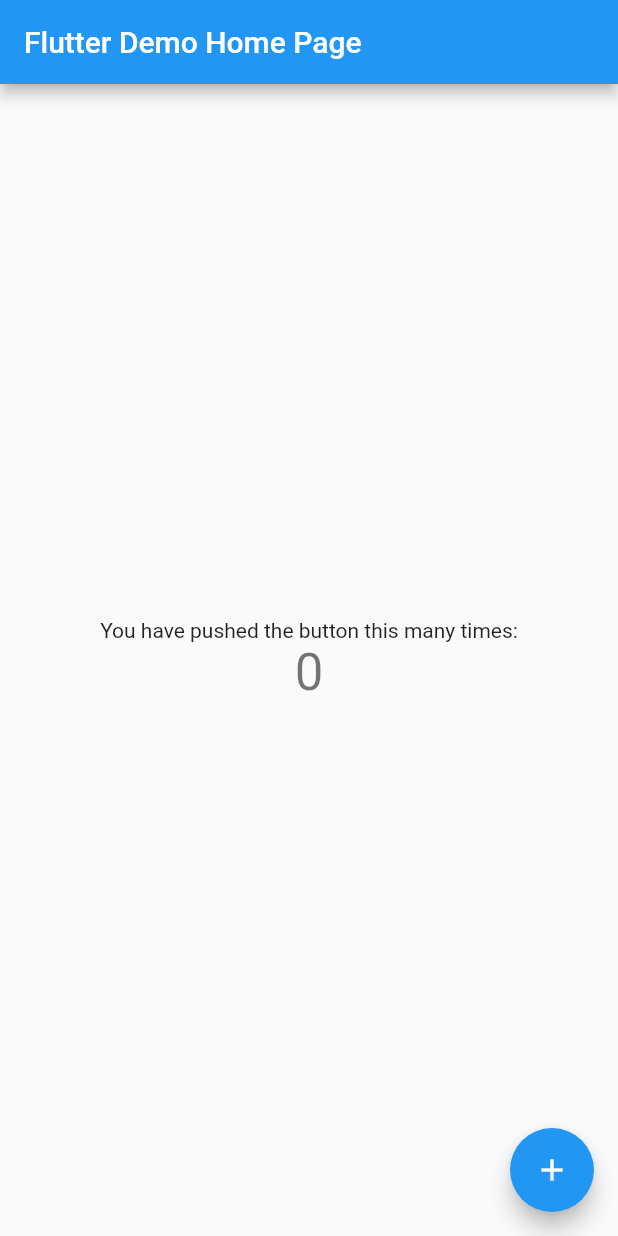
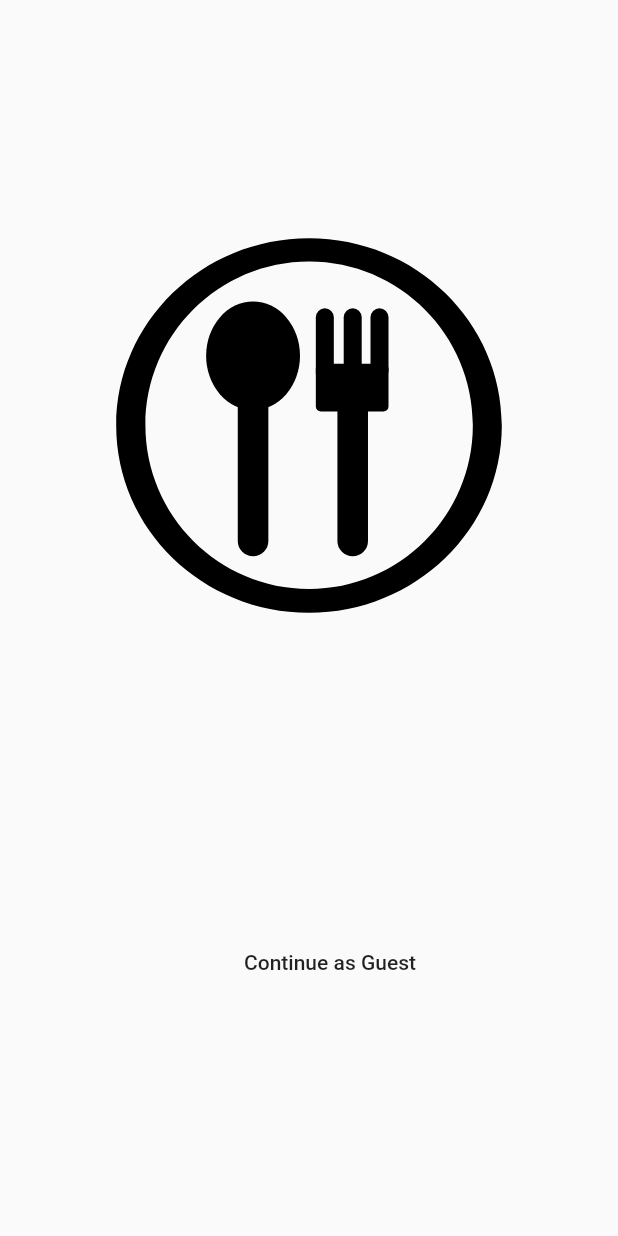
Before and after one commit to Michael-Equi/refectory, a Flutter app: the screen it shows after launch, on a phone screen of 412 x 824 dp. Run offline on Flutter 3.47's test engine with Material 2 defaults, Android fonts, the phone set to English and light mode, and no system bars; our stand-ins replace cloud_firestore, firebase_analytics, firebase_auth, flutter_svg; accounts and stored records are empty.

Commit message:
working login

```diff
--- a/lib/main.dart
+++ b/lib/main.dart
@@ -1,4 +1,9 @@
 import 'package:flutter/material.dart';
+import 'package:firebase_analytics/observer.dart';
+import 'package:firebase_analytics/firebase_analytics.dart';
+import 'package:firebase_auth/firebase_auth.dart';
+import 'screens/screens.dart';
+import 'services/services.dart';
 
 void main() {
   runApp(MyApp());
@@ -9,109 +14,18 @@ class MyApp extends StatelessWidget {
   @override
   Widget build(BuildContext context) {
     return MaterialApp(
-      title: 'Flutter Demo',
+      // Firebase Analytics
+      navigatorObservers: [
+        FirebaseAnalyticsObserver(analytics: FirebaseAnalytics())
+      ],
+      routes: {
+        '/': (context) => LoginScreen(),
+        '/topics': (context) => MyHomePage(),
+      },
       theme: ThemeData(
-        // This is the theme of your application.
-        //
-        // Try running your application with "flutter run". You'll see the
-        // application has a blue toolbar. Then, without quitting the app, try
-        // changing the primarySwatch below to Colors.green and then invoke
-        // "hot reload" (press "r" in the console where you ran "flutter run",
-        // or simply save your changes to "hot reload" in a Flutter IDE).
-        // Notice that the counter didn't reset back to zero; the application
-        // is not restarted.
-        primarySwatch: Colors.blue,
-        // This makes the visual density adapt to the platform that you run
-        // the app on. For desktop platforms, the controls will be smaller and
-        // closer together (more dense) than on mobile platforms.
+        primarySwatch: Colors.grey,
         visualDensity: VisualDensity.adaptivePlatformDensity,
       ),
-      home: MyHomePage(title: 'Flutter Demo Home Page'),
     );
   }
 }
-
-class MyHomePage extends StatefulWidget {
-  MyHomePage({Key key, this.title}) : super(key: key);
-
-  // This widget is the home page of your application. It is stateful, meaning
-  // that it has a State object (defined below) that contains fields that affect
-  // how it looks.
-
-  // This class is the configuration for the state. It holds the values (in this
-  // case the title) provided by the parent (in this case the App widget) and
-  // used by the build method of the State. Fields in a Widget subclass are
-  // always marked "final".
-
-  final String title;
-
-  @override
-  _MyHomePageState createState() => _MyHomePageState();
-}
-
-class _MyHomePageState extends State<MyHomePage> {
-  int _counter = 0;
-
-  void _incrementCounter() {
-    setState(() {
-      // This call to setState tells the Flutter framework that something has
-      // changed in this State, which causes it to rerun the build method below
-      // so that the display can reflect the updated values. If we changed
-      // _counter without calling setState(), then the build method would not be
-      // called again, and so nothing would appear to happen.
-      _counter++;
-    });
-  }
-
-  @override
-  Widget build(BuildContext context) {
-    // This method is rerun every time setState is called, for instance as done
-    // by the _incrementCounter method above.
-    //
-    // The Flutter framework has been optimized to make rerunning build methods
-    // fast, so that you can just rebuild anything that needs updating rather
-    // than having to individually change instances of widgets.
-    return Scaffold(
-      appBar: AppBar(
-        // Here we take the value from the MyHomePage object that was created by
-        // the App.build method, and use it to set our appbar title.
-        title: Text(widget.title),
-      ),
-      body: Center(
-        // Center is a layout widget. It takes a single child and positions it
-        // in the middle of the parent.
-        child: Column(
-          // Column is also a layout widget. It takes a list of children and
-          // arranges them vertically. By default, it sizes itself to fit its
-          // children horizontally, and tries to be as tall as its parent.
-          //
-          // Invoke "debug painting" (press "p" in the console, choose the
-          // "Toggle Debug Paint" action from the Flutter Inspector in Android
-          // Studio, or the "Toggle Debug Paint" command in Visual Studio Code)
-          // to see the wireframe for each widget.
-          //
-          // Column has various properties to control how it sizes itself and
-          // how it positions its children. Here we use mainAxisAlignment to
-          // center the children vertically; the main axis here is the vertical
-          // axis because Columns are vertical (the cross axis would be
-          // horizontal).
-          mainAxisAlignment: MainAxisAlignment.center,
-          children: <Widget>[
-            Text(
-              'You have pushed the button this many times:',
-            ),
-            Text(
-              '$_counter',
-              style: Theme.of(context).textTheme.headline4,
-            ),
-          ],
-        ),
-      ),
-      floatingActionButton: FloatingActionButton(
-        onPressed: _incrementCounter,
-        tooltip: 'Increment',
-        child: Icon(Icons.add),
-      ), // This trailing comma makes auto-formatting nicer for build methods.
-    );
-  }
-}
--- /dev/null
+++ b/lib/screens/login.dart
@@ -0,0 +1,70 @@
+import 'package:flutter/material.dart';
+import 'package:flutter_svg/flutter_svg.dart';
+import 'package:refectory/services/services.dart';
+
+class LoginScreen extends StatefulWidget {
+  @override
+  _LoginScreenState createState() => _LoginScreenState();
+}
+
+class _LoginScreenState extends State<LoginScreen> {
+  final Widget _logo = SvgPicture.asset("assets/images/refectory-logo.svg");
+  final AuthService _auth = AuthService();
+
+  @override
+  void initState() {
+    super.initState();
+  }
+
+  @override
+  Widget build(BuildContext context) {
+    return Scaffold(
+      body: Column(
+          crossAxisAlignment: CrossAxisAlignment.center,
+          mainAxisAlignment: MainAxisAlignment.spaceEvenly,
+          children: <Widget>[
+            Container(
+              child: _logo,
+              width: 300,
+              height: 300,
+              padding: EdgeInsets.only(bottom: 50),
+            ),
+            LoginButton(
+                text: 'Continue as Guest', loginMethod: _auth.anonLogin),
+          ]),
+    );
+  }
+}
+
+class LoginButton extends StatelessWidget {
+  final Color color;
+  final IconData icon;
+  final String text;
+  final Function loginMethod;
+
+  const LoginButton(
+      {Key key, this.color, this.icon, this.text, this.loginMethod})
+      : super(key: key);
+
+  @override
+  Widget build(BuildContext context) {
+    return Container(
+      child: FlatButton.icon(
+        color: this.color,
+        onPressed: () async {
+          var user = await loginMethod();
+          if (user != null) {
+            Navigator.pushReplacementNamed(context, '/topics');
+          }
+        },
+        icon: Icon(this.icon),
+        label: Expanded(
+          child: Text(
+            "$text",
+            textAlign: TextAlign.center,
+          ),
+        ),
+      ),
+    );
+  }
+}
--- /dev/null
+++ b/lib/screens/screens.dart
@@ -0,0 +1,3 @@
+export 'meals.dart';
+export 'cafeterias.dart';
+export 'login.dart';
--- /dev/null
+++ b/lib/services/services.dart
@@ -0,0 +1 @@
+export 'auth.dart';
```
Also changed, not shown: lib/screens/cafeterias.dart (added, +48 -0 lines), lib/services/auth.dart (added, +35 -0 lines), pubspec.yaml (+16 -56 lines), assets/images/refectory-logo.svg (added), lib/screens/meals.dart (added), pubspec.lock, 7 other files.
